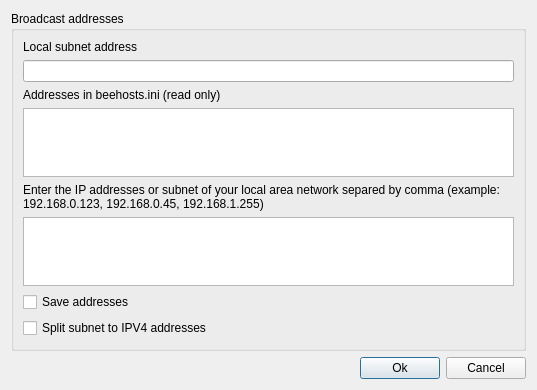
hwgao/beebeep, file src/GuiSearchUser.ui: the form before one commit.
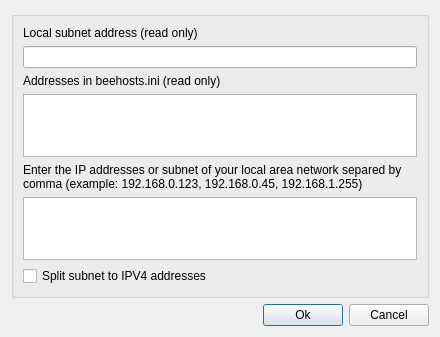
The form after the commit.

Commit message: Fixed some bugs External subnet are added automatically to Broadcaster

What changed in the file:
```diff
--- a/src/GuiSearchUser.ui
+++ b/src/GuiSearchUser.ui
@@ -6,8 +6,8 @@
    <rect>
     <x>0</x>
     <y>0</y>
-    <width>537</width>
-    <height>390</height>
+    <width>440</width>
+    <height>321</height>
    </rect>
   </property>
   <property name="windowTitle">
@@ -16,14 +16,14 @@
   <layout class="QGridLayout" name="gridLayout_2">
    <item row="0" column="0" colspan="3">
     <widget class="QGroupBox" name="mp_boxBroadcast">
-     <property name="title">
-      <string>Broadcast addresses</string>
-     </property>
      <layout class="QGridLayout" name="gridLayout">
       <item row="0" column="0">
        <widget class="QLabel" name="mp_lBase">
         <property name="text">
-         <string>&lt;html&gt;&lt;head/&gt;&lt;body&gt;&lt;p&gt;Local subnet address&lt;/p&gt;&lt;/body&gt;&lt;/html&gt;</string>
+         <string>Local subnet address (read only)</string>
+        </property>
+        <property name="textFormat">
+         <enum>Qt::PlainText</enum>
         </property>
        </widget>
       </item>
@@ -37,21 +37,40 @@
       <item row="2" column="0">
        <widget class="QLabel" name="mp_lHostIni">
         <property name="text">
-         <string>&lt;html&gt;&lt;head/&gt;&lt;body&gt;&lt;p&gt;Addresses in beehosts.ini (read only)&lt;/p&gt;&lt;/body&gt;&lt;/html&gt;</string>
+         <string>Addresses in beehosts.ini (read only)</string>
+        </property>
+        <property name="textFormat">
+         <enum>Qt::PlainText</enum>
         </property>
        </widget>
       </item>
       <item row="3" column="0">
        <widget class="QPlainTextEdit" name="mp_teAddressesInHosts">
+        <property name="maximumSize">
+         <size>
+          <width>16777215</width>
+          <height>75</height>
+         </size>
+        </property>
         <property name="readOnly">
          <bool>true</bool>
         </property>
        </widget>
       </item>
+      <item row="6" column="0">
+       <widget class="QCheckBox" name="mp_cbParseAddresses">
+        <property name="text">
+         <string>Split subnet to IPV4 addresses</string>
+        </property>
+       </widget>
+      </item>
       <item row="4" column="0">
        <widget class="QLabel" name="mp_lBroadcast">
         <property name="text">
-         <string>&lt;html&gt;&lt;head/&gt;&lt;body&gt;&lt;p&gt;Enter the IP addresses or subnet of your local area network separed by comma (example: 192.168.0.123, 192.168.0.45, 192.168.1.255)&lt;/p&gt;&lt;/body&gt;&lt;/html&gt;</string>
+         <string>Enter the IP addresses or subnet of your local area network separed by comma (example: 192.168.0.123, 192.168.0.45, 192.168.1.255)</string>
+        </property>
+        <property name="textFormat">
+         <enum>Qt::PlainText</enum>
         </property>
         <property name="wordWrap">
          <bool>true</bool>
@@ -59,19 +78,12 @@
        </widget>
       </item>
       <item row="5" column="0">
-       <widget class="QPlainTextEdit" name="mp_teAddressesInSettings"/>
-      </item>
-      <item row="6" column="0">
-       <widget class="QCheckBox" name="mp_cbSaveAddresses">
-        <property name="text">
-         <string>Save addresses</string>
-        </property>
-       </widget>
-      </item>
-      <item row="7" column="0">
-       <widget class="QCheckBox" name="mp_cbParseAddresses">
-        <property name="text">
-         <string>Split subnet to IPV4 addresses</string>
+       <widget class="QPlainTextEdit" name="mp_teAddressesInSettings">
+        <property name="maximumSize">
+         <size>
+          <width>16777215</width>
+          <height>75</height>
+         </size>
         </property>
        </widget>
       </item>
```
Left out of the diff: 1 changed line with no effect on the pictures. The commit also changes 17 other files.
